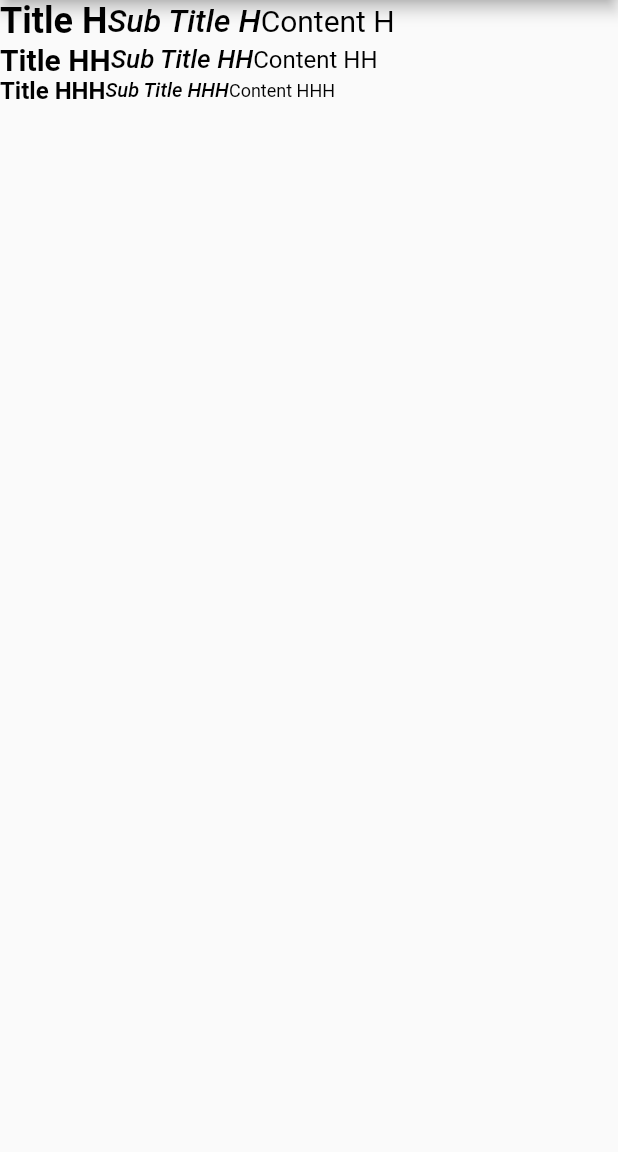
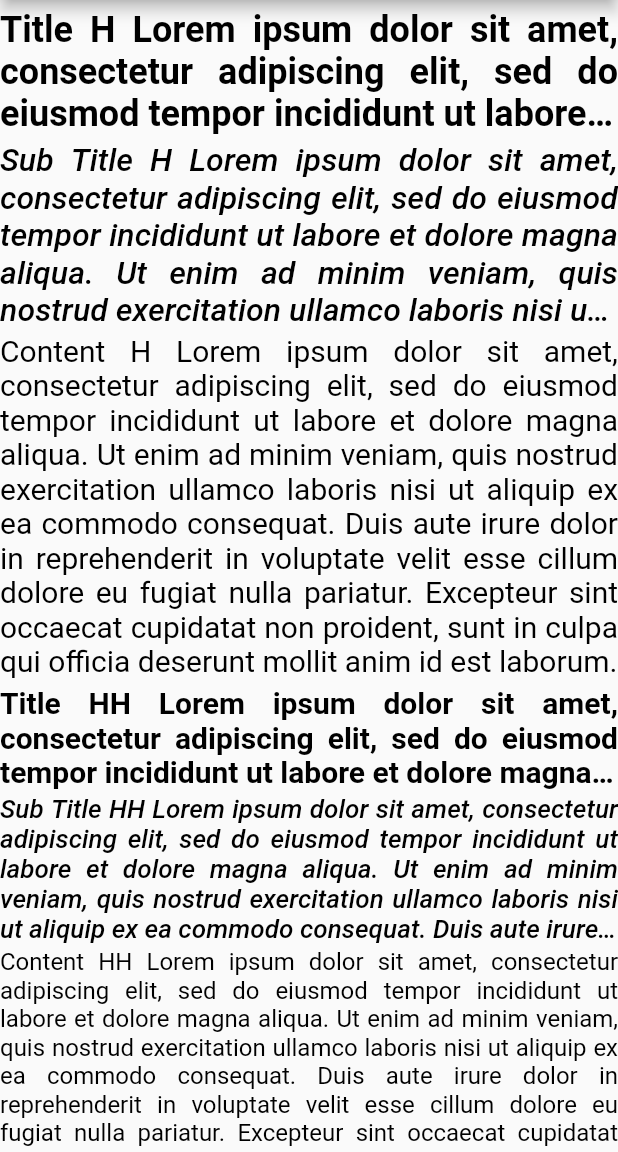
Before and after one commit to Cutter72/multi_lang_chat, a Flutter app: the screen it shows after launch, on a phone screen of 412 x 824 dp, the part 84-1236 px from its top. Run offline on Flutter 3.47's test engine with Material 2 defaults, Android fonts, the phone set to English and light mode, and no system bars.

Commit message:
Day 2 Custom text widgets updated. loremIpsum global value added to fill texts not defined yet.

```diff
--- a/lib/main.dart
+++ b/lib/main.dart
@@ -10,6 +10,8 @@ void main() {
   runApp(const MyApp());
 }
 
+const loremIpsum =
+    "Lorem ipsum dolor sit amet, consectetur adipiscing elit, sed do eiusmod tempor incididunt ut labore et dolore magna aliqua. Ut enim ad minim veniam, quis nostrud exercitation ullamco laboris nisi ut aliquip ex ea commodo consequat. Duis aute irure dolor in reprehenderit in voluptate velit esse cillum dolore eu fugiat nulla pariatur. Excepteur sint occaecat cupidatat non proident, sunt in culpa qui officia deserunt mollit anim id est laborum.";
 bool _isLocaleInitiated = false;
 
 class MyApp extends StatelessWidget {
@@ -50,31 +52,21 @@ class _MyHomePageState extends State<MyHomePage> {
       appBar: AppBar(
         title: const SelectionContainer.disabled(child: Text("Multi lang chat")),
       ),
-      body: Column(
-        // mainAxisAlignment: MainAxisAlignment.spaceEvenly,
-        children: [
-          Row(
-            children: const [
-              TitleTextH(text: "Title H"),
-              SubTitleTextH(text: "Sub Title H"),
-              ContentTextH(text: "Content H"),
-            ],
-          ),
-          Row(
-            children: const [
-              TitleTextHH(text: "Title HH"),
-              SubTitleTextHH(text: "Sub Title HH"),
-              ContentTextHH(text: "Content HH"),
-            ],
-          ),
-          Row(
-            children: const [
-              TitleTextHHH(text: "Title HHH"),
-              SubTitleTextHHH(text: "Sub Title HHH"),
-              ContentTextHHH(text: "Content HHH"),
-            ],
-          ),
-        ],
+      body: SingleChildScrollView(
+        child: Column(
+          crossAxisAlignment: CrossAxisAlignment.start,
+          children: const [
+            TitleTextH("Title H $loremIpsum"),
+            SubTitleTextH("Sub Title H $loremIpsum"),
+            ContentTextH("Content H $loremIpsum"),
+            TitleTextHH("Title HH $loremIpsum"),
+            SubTitleTextHH("Sub Title HH $loremIpsum"),
+            ContentTextHH("Content HH $loremIpsum"),
+            TitleTextHHH("Title HHH $loremIpsum"),
+            SubTitleTextHHH("Sub Title HHH $loremIpsum"),
+            ContentTextHHH("Content HHH $loremIpsum"),
+          ],
+        ),
       ),
     );
   }
--- a/lib/widgets/atoms/content_text.dart
+++ b/lib/widgets/atoms/content_text.dart
@@ -10,16 +10,28 @@ import 'text_styles.dart';
 ///
 /// @author Paweł Drelich <drelich_pawel@o2.pl>
 ///
+class _ContentText extends Text {
+  const _ContentText(data, {TextStyle? style})
+      : super(
+          data,
+          style: style,
+          textAlign: TextAlign.justify,
+        );
+}
+
 class ContentTextH extends StatelessWidget {
   final String text;
 
-  const ContentTextH({Key? key, required this.text}) : super(key: key);
+  const ContentTextH(this.text, {Key? key}) : super(key: key);
 
   @override
   Widget build(BuildContext context) {
-    return Text(
+    return Container(
+      margin: TextStyles.contentMarginsH,
+      child: _ContentText(
         text,
         style: TextStyles.contentH,
+      ),
     );
   }
 }
@@ -27,13 +39,16 @@ class ContentTextH extends StatelessWidget {
 class ContentTextHH extends StatelessWidget {
   final String text;
 
-  const ContentTextHH({Key? key, required this.text}) : super(key: key);
+  const ContentTextHH(this.text, {Key? key}) : super(key: key);
 
   @override
   Widget build(BuildContext context) {
-    return Text(
+    return Container(
+      margin: TextStyles.contentMarginsHH,
+      child: _ContentText(
         text,
         style: TextStyles.contentHH,
+      ),
     );
   }
 }
@@ -41,13 +56,16 @@ class ContentTextHH extends StatelessWidget {
 class ContentTextHHH extends StatelessWidget {
   final String text;
 
-  const ContentTextHHH({Key? key, required this.text}) : super(key: key);
+  const ContentTextHHH(this.text, {Key? key}) : super(key: key);
 
   @override
   Widget build(BuildContext context) {
-    return Text(
+    return Container(
+      margin: TextStyles.contentMarginsHHH,
+      child: _ContentText(
         text,
         style: TextStyles.contentHHH,
+      ),
     );
   }
 }
--- a/lib/widgets/atoms/sub_title_text.dart
+++ b/lib/widgets/atoms/sub_title_text.dart
@@ -10,16 +10,30 @@ import 'text_styles.dart';
 ///
 /// @author Paweł Drelich <drelich_pawel@o2.pl>
 ///
+class _SubTitleText extends Text {
+  const _SubTitleText(data, {TextStyle? style})
+      : super(
+          data,
+          style: style,
+          textAlign: TextAlign.justify,
+          overflow: TextOverflow.ellipsis,
+          maxLines: 5,
+        );
+}
+
 class SubTitleTextH extends StatelessWidget {
   final String text;
 
-  const SubTitleTextH({Key? key, required this.text}) : super(key: key);
+  const SubTitleTextH(this.text, {Key? key}) : super(key: key);
 
   @override
   Widget build(BuildContext context) {
-    return Text(
+    return Container(
+      margin: TextStyles.subTitleMarginsH,
+      child: _SubTitleText(
         text,
         style: TextStyles.subTitleH,
+      ),
     );
   }
 }
@@ -27,13 +41,16 @@ class SubTitleTextH extends StatelessWidget {
 class SubTitleTextHH extends StatelessWidget {
   final String text;
 
-  const SubTitleTextHH({Key? key, required this.text}) : super(key: key);
+  const SubTitleTextHH(this.text, {Key? key}) : super(key: key);
 
   @override
   Widget build(BuildContext context) {
-    return Text(
+    return Container(
+      margin: TextStyles.subTitleMarginsHH,
+      child: _SubTitleText(
         text,
         style: TextStyles.subTitleHH,
+      ),
     );
   }
 }
@@ -41,13 +58,16 @@ class SubTitleTextHH extends StatelessWidget {
 class SubTitleTextHHH extends StatelessWidget {
   final String text;
 
-  const SubTitleTextHHH({Key? key, required this.text}) : super(key: key);
+  const SubTitleTextHHH(this.text, {Key? key}) : super(key: key);
 
   @override
   Widget build(BuildContext context) {
-    return Text(
+    return Container(
+      margin: TextStyles.subTitleMarginsHHH,
+      child: _SubTitleText(
         text,
         style: TextStyles.subTitleHHH,
+      ),
     );
   }
 }
--- a/lib/widgets/atoms/text_styles.dart
+++ b/lib/widgets/atoms/text_styles.dart
@@ -38,4 +38,13 @@ class TextStyles {
       TextStyle(fontSize: _contentSizeHH, color: Colors.black, fontWeight: FontWeight.w400);
   static const TextStyle contentHHH =
       TextStyle(fontSize: _contentSizeHHH, color: Colors.black, fontWeight: FontWeight.w400);
+  static const EdgeInsets titleMarginsH = EdgeInsets.only(top: _titleSizeH / 4);
+  static const EdgeInsets titleMarginsHH = EdgeInsets.only(top: _titleSizeHH / 4);
+  static const EdgeInsets titleMarginsHHH = EdgeInsets.only(top: _titleSizeHHH / 4);
+  static const EdgeInsets subTitleMarginsH = EdgeInsets.only(top: _subTitleSizeH / 5);
+  static const EdgeInsets subTitleMarginsHH = EdgeInsets.only(top: _subTitleSizeHH / 5);
+  static const EdgeInsets subTitleMarginsHHH = EdgeInsets.only(top: _subTitleSizeHHH / 5);
+  static const EdgeInsets contentMarginsH = EdgeInsets.only(top: _contentSizeH / 7);
+  static const EdgeInsets contentMarginsHH = EdgeInsets.only(top: _contentSizeHH / 7);
+  static const EdgeInsets contentMarginsHHH = EdgeInsets.only(top: _contentSizeHHH / 7);
 }
--- a/lib/widgets/atoms/title_text.dart
+++ b/lib/widgets/atoms/title_text.dart
@@ -10,16 +10,30 @@ import 'text_styles.dart';
 ///
 /// @author Paweł Drelich <drelich_pawel@o2.pl>
 ///
+class _TitleText extends Text {
+  const _TitleText(data, {TextStyle? style})
+      : super(
+          data,
+          style: style,
+          textAlign: TextAlign.justify,
+          overflow: TextOverflow.ellipsis,
+          maxLines: 3,
+        );
+}
+
 class TitleTextH extends StatelessWidget {
   final String text;
 
-  const TitleTextH({Key? key, required this.text}) : super(key: key);
+  const TitleTextH(this.text, {Key? key}) : super(key: key);
 
   @override
   Widget build(BuildContext context) {
-    return Text(
+    return Container(
+      margin: TextStyles.titleMarginsH,
+      child: _TitleText(
         text,
         style: TextStyles.titleH,
+      ),
     );
   }
 }
@@ -27,13 +41,16 @@ class TitleTextH extends StatelessWidget {
 class TitleTextHH extends StatelessWidget {
   final String text;
 
-  const TitleTextHH({Key? key, required this.text}) : super(key: key);
+  const TitleTextHH(this.text, {Key? key}) : super(key: key);
 
   @override
   Widget build(BuildContext context) {
-    return Text(
+    return Container(
+      margin: TextStyles.titleMarginsHH,
+      child: _TitleText(
         text,
         style: TextStyles.titleHH,
+      ),
     );
   }
 }
@@ -41,13 +58,16 @@ class TitleTextHH extends StatelessWidget {
 class TitleTextHHH extends StatelessWidget {
   final String text;
 
-  const TitleTextHHH({Key? key, required this.text}) : super(key: key);
+  const TitleTextHHH(this.text, {Key? key}) : super(key: key);
 
   @override
   Widget build(BuildContext context) {
-    return Text(
+    return Container(
+      margin: TextStyles.titleMarginsHHH,
+      child: _TitleText(
         text,
         style: TextStyles.titleHHH,
+      ),
     );
   }
 }
```
Lines whose indentation alone changed are shown as unchanged.
